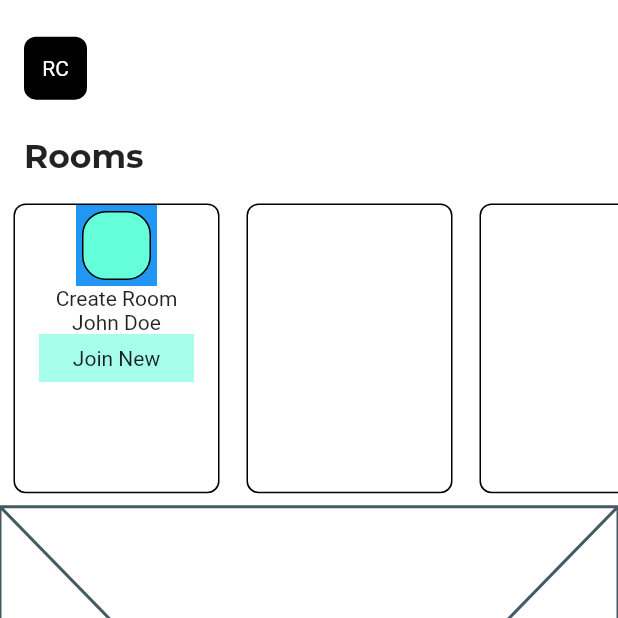
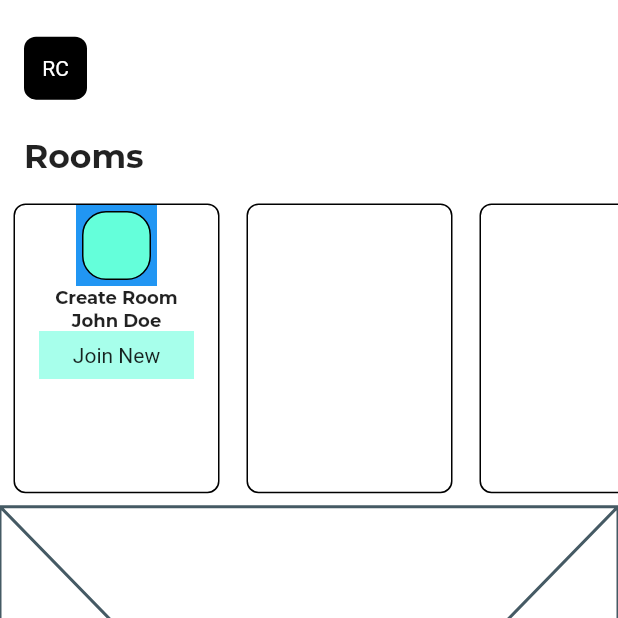
Before and after one commit to JAICHANGPARK/flutter_notebook_8th_story, a Flutter app: the RoomsPage screen opened by its route, on a phone screen of 412 x 824 dp, the top half of it. Run offline on Flutter 3.47's test engine with Material 2 defaults, Android fonts, the phone set to English and light mode, and no system bars; our stand-ins replace badges, flutter_hooks, google_fonts, hooks_riverpod, state_notifier.

Commit message:
Update rooms_page.dart

```diff
--- a/lib/ep588_social_app/rooms_page.dart
+++ b/lib/ep588_social_app/rooms_page.dart
@@ -95,8 +95,14 @@ class _RoomsPageState extends State<RoomsPage> {
                                   ],
                                 ),
                               ),
-                              Text("Create Room"),
-                              Text("John Doe"),
+                              Text("Create Room", style: GoogleFonts.montserrat(
+                                fontWeight: FontWeight.bold,
+                                fontSize: 12
+                              ),),
+                              Text("John Doe", style: GoogleFonts.montserrat(
+                                  fontWeight: FontWeight.bold,
+                                  fontSize: 12
+                              ),),
                               Container(
                                 margin: EdgeInsets.symmetric(horizontal: 16),
                                 padding: EdgeInsets.symmetric(horizontal: 8, vertical: 8),
```
